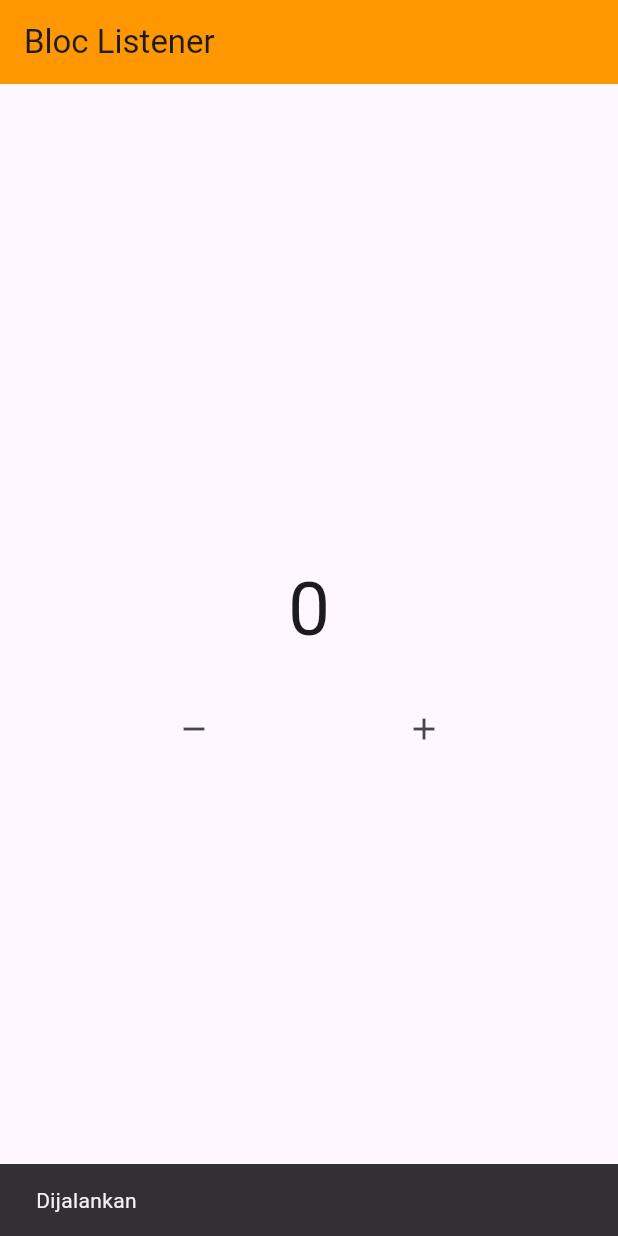
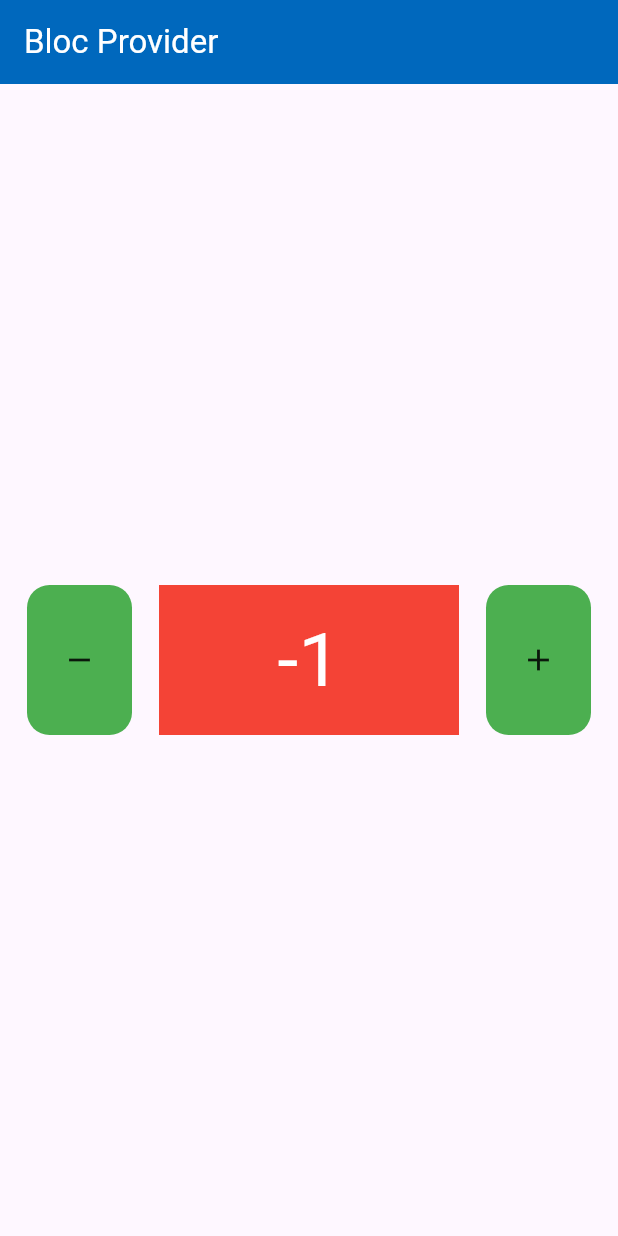
Before and after one commit to br0farhan/Bloc-Flutter, a Flutter app: the screen it shows after launch, after a tap on the "remove" icon, on a phone screen of 412 x 824 dp. Run offline on Flutter 3.47's test engine with Material 3 defaults, Android fonts, the phone set to English and light mode, and no system bars; our stand-ins replace bloc, flutter_bloc.

Commit message:
update bloc provider

```diff
--- a/lib/main.dart
+++ b/lib/main.dart
@@ -1,7 +1,9 @@
+import 'package:bloc_flutter/bloc/counter.dart';
 import 'package:bloc_flutter/pages/home.dart';
 import 'package:flutter/material.dart';
+import 'package:flutter_bloc/flutter_bloc.dart';
 
-void main(){
+void main() {
   runApp(const MyApp());
 }
 
@@ -10,8 +12,10 @@ class MyApp extends StatelessWidget {
 
   @override
   Widget build(BuildContext context) {
-    return   MaterialApp(
-      home: HomePage(),
-    );
+    return BlocProvider(
+        create: (context) => Counter(),
+        child: MaterialApp(
+          home: HomePage(),
+        ));
   }
 }
--- /dev/null
+++ b/lib/pages/center_widget.dart
@@ -0,0 +1,25 @@
+
+import 'package:bloc_flutter/bloc/counter.dart';
+import 'package:flutter/material.dart';
+import 'package:flutter_bloc/flutter_bloc.dart';
+
+class CenterWidget extends StatelessWidget {
+  const CenterWidget({
+    super.key,
+  });
+
+  @override
+  Widget build(BuildContext context) {
+    Counter myCounter = BlocProvider.of<Counter>(context);
+    return Center(
+      child: BlocBuilder(
+          bloc: myCounter ,
+          builder: (context, state) {
+            return Text(
+              "$state",
+              style: const TextStyle(fontSize: 50, color: Colors.white),
+            );
+          }),
+    );
+  }
+}
--- /dev/null
+++ b/lib/pages/data_widget.dart
@@ -0,0 +1,18 @@
+import 'package:bloc_flutter/pages/center_widget.dart';
+import 'package:flutter/material.dart';
+
+class DataWidget extends StatelessWidget {
+  const DataWidget({
+    super.key,
+  });
+
+  @override
+  Widget build(BuildContext context) {
+    return Container(
+      height: 100,
+      width: 200,
+      color: Colors.red,
+      child: const CenterWidget(),
+    );
+  }
+}
--- a/lib/pages/home.dart
+++ b/lib/pages/home.dart
@@ -1,74 +1,68 @@
 import 'package:bloc_flutter/bloc/counter.dart';
+import 'package:bloc_flutter/pages/data_widget.dart';
 import 'package:flutter/material.dart';
 import 'package:flutter_bloc/flutter_bloc.dart';
 
-
-
+// ignore: must_be_immutable
 class HomePage extends StatelessWidget {
-  HomePage({super.key});
-  final Counter myCounter = Counter(init: 0);
+  const HomePage({super.key});
 
   @override
   Widget build(BuildContext context) {
-    return BlocProvider(
-      create: (context) => myCounter,
-      child: Scaffold(
+    Counter myCounter = BlocProvider.of<Counter>(context);
+    return Scaffold(
       appBar: AppBar(
-          backgroundColor: Colors.orange,
-          title: const Text("Bloc Listener"),
+        backgroundColor: const Color.fromARGB(255, 0, 104, 189),
+        title: const Text(
+          "Bloc Provider",
+          style: TextStyle(color: Colors.white),
         ),
-        body: Center(
-          child: Column(
+      ),
+      body: Column(
         mainAxisAlignment: MainAxisAlignment.center,
         children: [
-
-              BlocConsumer<Counter, int>(
-                bloc: myCounter,
-                buildWhen: (context, state) {
-                  return state >=4;
-                },
-                builder: (context, state) {
-                  return Text(
-                    "$state",
-                    style: const TextStyle(fontSize: 50),
-                  );
-                },
-                listener: (context, state) {
-                  ScaffoldMessenger.of(context).showSnackBar(
-                    const SnackBar(
-                      duration: Duration(seconds: 1),
-                      content: Text("Dijalankan"),
-                    ),
-                  );
-                },
-                listenWhen: (previous, current) {
-                  return current % 2 == 1;
-                },
-              ),
-              const SizedBox(
-                height: 20.0,
-              ),
           Row(
             mainAxisAlignment: MainAxisAlignment.spaceEvenly,
             children: [
-                  IconButton(
-                    onPressed: () {
+              Material(
+                color: Colors.green,
+                borderRadius: BorderRadius.circular(15),
+                child: InkWell(
+                  borderRadius: BorderRadius.circular(15),
+                  onTap: () {
                     myCounter.decrement();
                   },
-                    icon: const Icon(Icons.remove),
+                  child: const SizedBox(
+                    height: 100,
+                    width: 70,
+                    child: Center(
+                      child: Icon(Icons.remove),
                     ),
-                  IconButton(
-                    onPressed: () {
+                  ),
+                ),
+              ),
+              DataWidget(),
+              Material(
+                color: Colors.green,
+                borderRadius: BorderRadius.circular(15),
+                child: InkWell(
+                  borderRadius: BorderRadius.circular(15),
+                  onTap: () {
                     myCounter.increment();
                   },
-                    icon: const Icon(Icons.add),
+                  child: const SizedBox(
+                    height: 100,
+                    width: 70,
+                    child: Center(
+                      child: Icon(Icons.add),
+                    ),
+                  ),
+                ),
               ),
             ],
           ),
         ],
       ),
-        ),
-      ),
     );
   }
 }
```
Lines whose indentation alone changed are shown as unchanged.
